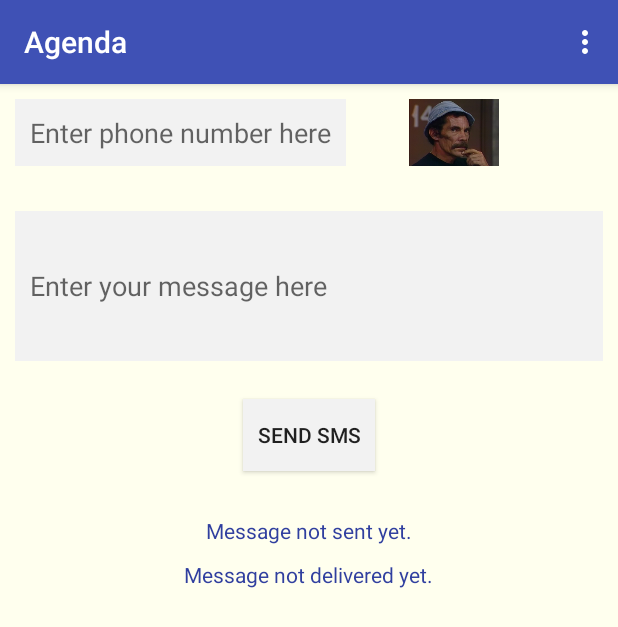
After one commit to bandozia/Agenda, an Android app: the EnviarSmsActivity screen opened directly, with no data from a screen before it, on a phone screen of 412 x 824 dp. The commit adds this screen. Shown: the top 627 px of the screen. Run offline under Robolectric (Android 15) with nearby library versions, the phone set to English and light mode, and no system bars.

Commit message:
sms e bluetooth implementado

```diff
--- a/app/build.gradle
+++ b/app/build.gradle
@@ -24,11 +24,11 @@ dependencies {
     androidTestCompile('com.android.support.test.espresso:espresso-core:2.2.2', {
         exclude group: 'com.android.support', module: 'support-annotations'
     })
+    compile project(':contato')
     compile 'com.android.support:appcompat-v7:25.3.1'
-    compile 'com.android.support:gridlayout-v7:25+'
-    compile 'com.android.support:cardview-v7:25+'
+    compile 'com.android.support:gridlayout-v7:25.3.1'
+    compile 'com.android.support:cardview-v7:25.3.1'
     compile 'com.android.support.constraint:constraint-layout:1.0.2'
     compile 'com.android.support:design:25.3.1'
-    compile project(':contato')
     testCompile 'junit:junit:4.12'
 }
--- a/app/src/main/java/com/andozia/agenda/app/controller/BluetoothIntroActivity.java
+++ b/app/src/main/java/com/andozia/agenda/app/controller/BluetoothIntroActivity.java
@@ -7,7 +7,6 @@ import android.content.Context;
 import android.content.Intent;
 import android.content.IntentFilter;
 import android.os.Bundle;
-import android.support.annotation.Nullable;
 import android.view.View;
 import android.widget.ArrayAdapter;
 import android.widget.Button;
--- a/app/src/main/java/com/andozia/agenda/app/controller/MenuActivity.java
+++ b/app/src/main/java/com/andozia/agenda/app/controller/MenuActivity.java
@@ -24,6 +24,7 @@ public class MenuActivity extends Activity implements View.OnClickListener {
         ((Button) findViewById(R.id.btMenuBroadcast)).setOnClickListener(this);
         ((Button) findViewById(R.id.btMenuSensor)).setOnClickListener(this);
         ((Button) findViewById(R.id.btMenuBlueTooth)).setOnClickListener(this);
+        ((Button) findViewById(R.id.btMenuSms)).setOnClickListener(this);
     }
 
     @Override
@@ -59,6 +60,10 @@ public class MenuActivity extends Activity implements View.OnClickListener {
             case R.id.btMenuBlueTooth:
                 intent = new Intent(this, MenuBluetoohActivity.class);
                 break;
+
+            case R.id.btMenuSms:
+                intent = new Intent(this, MenuSmsActivity.class);
+                break;
         }
 
         if (intent != null){
--- /dev/null
+++ b/app/src/main/res/layout/enviar_sms_layout.xml
@@ -0,0 +1,67 @@
+<?xml version="1.0" encoding="utf-8"?>
+<LinearLayout xmlns:android="http://schemas.android.com/apk/res/android"
+    xmlns:tools="http://schemas.android.com/tools"
+    android:layout_width="match_parent"
+    android:layout_height="match_parent"
+    android:orientation="vertical"
+    android:paddingBottom="10dp"
+    android:paddingLeft="10dp"
+    android:paddingRight="10dp"
+    android:paddingTop="10dp"
+    android:background="#FFE">
+    <LinearLayout
+        android:layout_width="match_parent"
+        android:layout_height="wrap_content"
+        android:orientation="horizontal">
+        <EditText
+            android:id="@+id/phone_number_edit_text"
+            android:layout_width="wrap_content"
+            android:layout_height="wrap_content"
+            android:padding="10dp"
+            android:layout_gravity="center_vertical"
+            android:hint="Enter phone number here"
+            android:inputType="phone"
+            android:background="#f2f2f2"/>
+        <ImageView
+            android:layout_width="wrap_content"
+            android:layout_height="match_parent"
+            android:id="@+id/add_contact_image_view"
+            android:src="@mipmap/sr_madruga"/>
+    </LinearLayout>
+    <EditText
+        android:id="@+id/message_edit_text"
+        android:layout_marginTop="30dp"
+        android:layout_width="match_parent"
+        android:layout_height="100dp"
+        android:padding="10dp"
+        android:layout_gravity="center_vertical"
+        android:maxLines="5"
+        android:hint="Enter your message here"
+        android:background="#f2f2f2"/>
+    <Button
+        android:id="@+id/send_button"
+        android:layout_width="wrap_content"
+        android:layout_height="wrap_content"
+        android:layout_gravity="center"
+        android:layout_marginTop="25dp"
+        android:text="Send SMS"
+        android:background="#f2f2f2"/>
+    <TextView
+        android:id="@+id/message_status_text_view"
+        android:layout_width="wrap_content"
+        android:layout_height="wrap_content"
+        android:layout_marginTop="30dp"
+        android:layout_gravity="center_vertical|center_horizontal"
+        android:text="Message not sent yet."
+        android:textAppearance="?android:attr/textAppearanceSmall"
+        android:textColor="@color/colorPrimaryDark" />
+    <TextView
+        android:id="@+id/delivery_status_text_view"
+        android:layout_width="wrap_content"
+        android:layout_height="wrap_content"
+        android:layout_marginTop="10dp"
+        android:layout_gravity="center_vertical|center_horizontal"
+        android:text="Message not delivered yet."
+        android:textAppearance="?android:attr/textAppearanceSmall"
+        android:textColor="@color/colorPrimaryDark" />
+</LinearLayout>
--- a/app/src/main/res/layout/menu_layout.xml
+++ b/app/src/main/res/layout/menu_layout.xml
@@ -73,6 +73,12 @@
             android:layout_height="wrap_content"
             android:text="Bluetooth"/>
 
+        <Button
+            android:id="@+id/btMenuSms"
+            android:layout_width="match_parent"
+            android:layout_height="wrap_content"
+            android:text="SMS"/>
+
     </LinearLayout>
 
 
--- a/app/src/main/res/values/strings.xml
+++ b/app/src/main/res/values/strings.xml
@@ -15,4 +15,6 @@
     <string name="off">Turn Off</string>
     <string name="List">List paired Devices</string>
     <string name="Find">Search new Devices / Cancel</string>
+
+
 </resources>
```
Also changed, not shown: app/src/main/AndroidManifest.xml (+18 -3 lines), app/src/main/java/com/andozia/agenda/app/controller/EnviarSmsActivity.java (added, +264 -0 lines), app/src/main/java/com/andozia/agenda/app/controller/MenuSmsActivity.java (added, +36 -0 lines), app/src/main/java/com/andozia/agenda/app/controller/ReceberSmsActivity.java (added, +58 -0 lines), app/src/main/java/com/andozia/agenda/reciver/IntercepSmsReceiver.java (added, +70 -0 lines), app/src/main/res/layout/menu_sms_layout.xml (added, +18 -0 lines), app/src/main/res/layout/receber_sms_layout.xml (added, +14 -0 lines).
